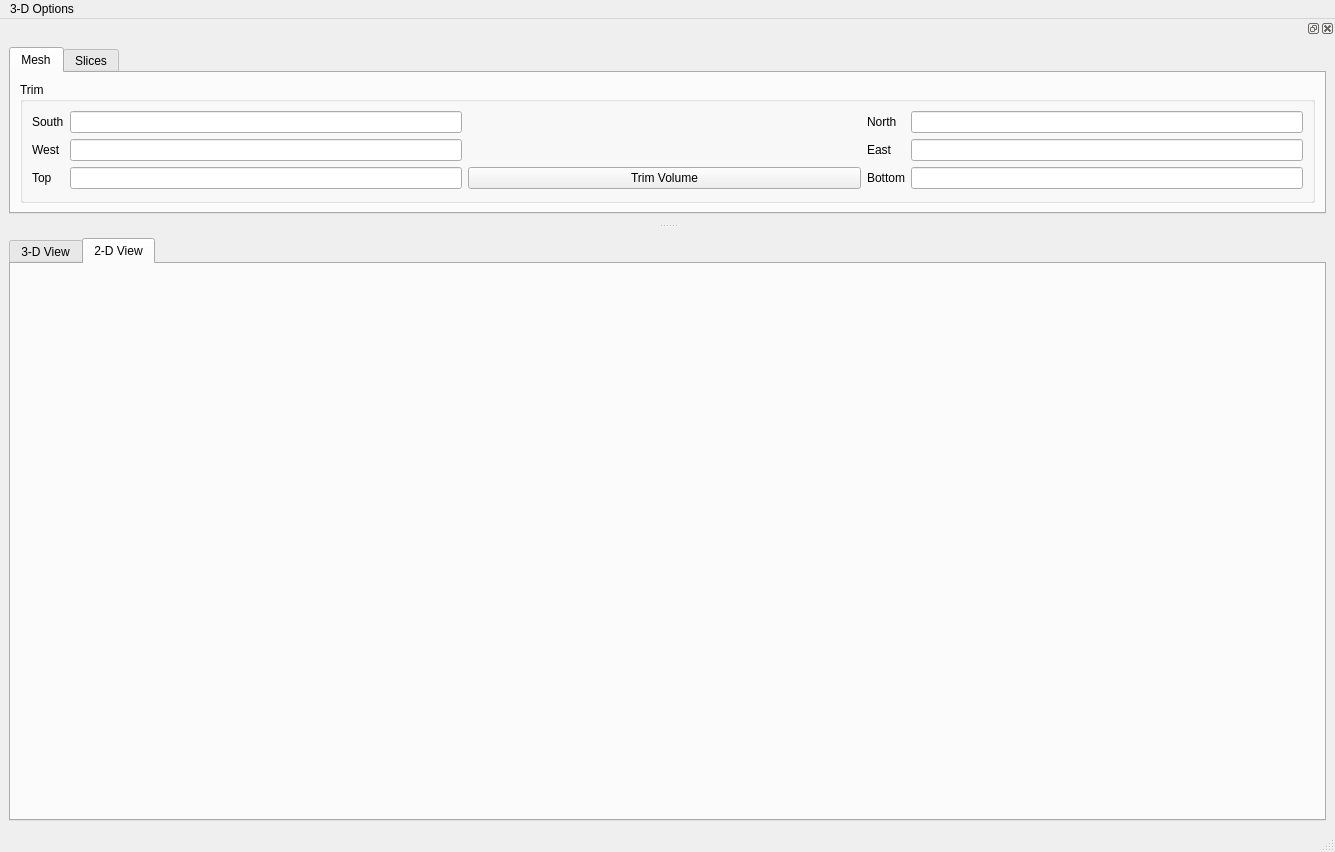
Above: pyMT/ModelGUI/model_viewer.ui from eroots/pyMT before the change. Below: the same form after it.
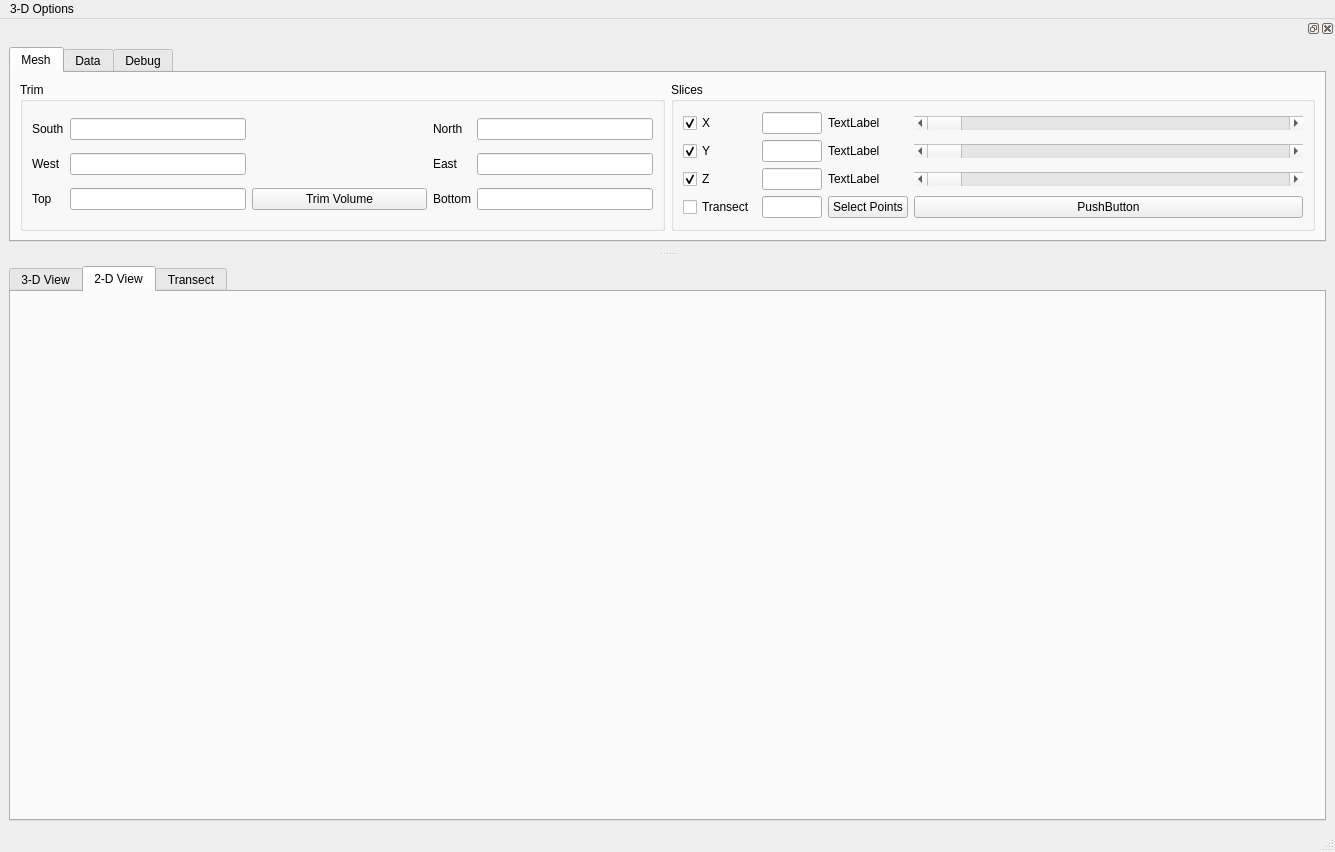
That is the form after the change. The open tabs and pages were chosen to show the change.

Commit message: Beta version of model_viewer done, added a few htings to data_plot

Patch:
```diff
--- a/pyMT/ModelGUI/model_viewer.ui
+++ b/pyMT/ModelGUI/model_viewer.ui
@@ -17,10 +17,22 @@
    <layout class="QGridLayout" name="gridLayout_3">
     <item row="0" column="0">
      <widget class="QTabWidget" name="tabWidget_2">
+      <property name="sizePolicy">
+       <sizepolicy hsizetype="Ignored" vsizetype="Ignored">
+        <horstretch>0</horstretch>
+        <verstretch>0</verstretch>
+       </sizepolicy>
+      </property>
       <property name="currentIndex">
-       <number>0</number>
+       <number>2</number>
       </property>
       <widget class="QWidget" name="tab">
+       <property name="sizePolicy">
+        <sizepolicy hsizetype="Expanding" vsizetype="Expanding">
+         <horstretch>0</horstretch>
+         <verstretch>0</verstretch>
+        </sizepolicy>
+       </property>
        <attribute name="title">
         <string>3-D View</string>
        </attribute>
@@ -38,40 +50,54 @@
        </layout>
       </widget>
       <widget class="QWidget" name="tab_3">
+       <property name="sizePolicy">
+        <sizepolicy hsizetype="Ignored" vsizetype="Ignored">
+         <horstretch>0</horstretch>
+         <verstretch>0</verstretch>
+        </sizepolicy>
+       </property>
        <attribute name="title">
         <string>2-D View</string>
        </attribute>
        <layout class="QGridLayout" name="gridLayout_5">
         <item row="0" column="0">
-         <layout class="QVBoxLayout" name="widget2D"/>
-        </item>
-       </layout>
-      </widget>
-     </widget>
+         <layout class="QGridLayout" name="widget2D">
+          <property name="sizeConstraint">
+           <enum>QLayout::SetNoConstraint</enum>
+          </property>
+          <property name="spacing">
+           <number>0</number>
+          </property>
+         </layout>
     </item>
    </layout>
   </widget>
-  <widget class="QMenuBar" name="menubar">
-   <property name="geometry">
-    <rect>
-     <x>0</x>
-     <y>0</y>
-     <width>1335</width>
-     <height>26</height>
-    </rect>
-   </property>
-   <widget class="QMenu" name="menuView">
-    <property name="title">
-     <string>3-D Options</string>
-    </property>
-    <addaction name="viewXY"/>
-    <addaction name="viewXZ"/>
-    <addaction name="viewYZ"/>
-   </widget>
-   <addaction name="menuView"/>
+      <widget class="QWidget" name="tab_5">
+       <attribute name="title">
+        <string>Transect</string>
+       </attribute>
+       <layout class="QGridLayout" name="gridLayout_13">
+        <item row="0" column="0">
+         <layout class="QGridLayout" name="widgetTransect">
+          <property name="sizeConstraint">
+           <enum>QLayout::SetNoConstraint</enum>
+          </property>
+          <property name="spacing">
+           <number>0</number>
+          </property>
+         </layout>
+        </item>
+       </layout>
+      </widget>
+     </widget>
+    </item>
+   </layout>
   </widget>
   <widget class="QStatusBar" name="statusbar"/>
   <widget class="QDockWidget" name="dockWidget_2">
+   <property name="layoutDirection">
+    <enum>Qt::LeftToRight</enum>
+   </property>
    <attribute name="dockWidgetArea">
     <number>4</number>
    </attribute>
@@ -80,57 +106,47 @@
      <item row="0" column="0">
       <widget class="QTabWidget" name="tabWidget">
        <property name="currentIndex">
-        <number>1</number>
+        <number>0</number>
        </property>
        <widget class="QWidget" name="Mesh">
         <attribute name="title">
          <string>Mesh</string>
         </attribute>
         <layout class="QGridLayout" name="gridLayout">
-         <item row="0" column="0">
+         <item row="1" column="0">
           <widget class="QGroupBox" name="groupBox">
            <property name="title">
             <string>Trim</string>
            </property>
            <layout class="QGridLayout" name="gridLayout_2">
-            <item row="2" column="3">
-             <widget class="QLabel" name="label_4">
-              <property name="text">
-               <string>East</string>
-              </property>
-             </widget>
+            <item row="0" column="1">
+             <widget class="QLineEdit" name="x0ClipEdit"/>
             </item>
-            <item row="1" column="0">
+            <item row="0" column="4">
+             <widget class="QLineEdit" name="x1ClipEdit"/>
+            </item>
+            <item row="0" column="0">
              <widget class="QLabel" name="label">
               <property name="text">
                <string>South</string>
               </property>
              </widget>
             </item>
-            <item row="1" column="3">
+            <item row="0" column="3">
              <widget class="QLabel" name="label_3">
               <property name="text">
                <string>North</string>
               </property>
              </widget>
             </item>
-            <item row="2" column="4">
-             <widget class="QLineEdit" name="y1ClipEdit"/>
-            </item>
-            <item row="2" column="0">
+            <item row="1" column="0">
              <widget class="QLabel" name="label_2">
               <property name="text">
                <string>West</string>
               </property>
              </widget>
             </item>
-            <item row="1" column="4">
-             <widget class="QLineEdit" name="x1ClipEdit"/>
-            </item>
-            <item row="2" column="1">
-             <widget class="QLineEdit" name="y0ClipEdit"/>
-            </item>
-            <item row="1" column="2">
+            <item row="0" column="2">
              <spacer name="horizontalSpacer">
               <property name="orientation">
                <enum>Qt::Horizontal</enum>
@@ -144,9 +160,16 @@
              </spacer>
             </item>
             <item row="1" column="1">
-             <widget class="QLineEdit" name="x0ClipEdit"/>
+             <widget class="QLineEdit" name="y0ClipEdit"/>
             </item>
-            <item row="2" column="2">
+            <item row="1" column="3">
+             <widget class="QLabel" name="label_4">
+              <property name="text">
+               <string>East</string>
+              </property>
+             </widget>
+            </item>
+            <item row="1" column="2">
              <spacer name="horizontalSpacer_2">
               <property name="orientation">
                <enum>Qt::Horizontal</enum>
@@ -159,79 +182,55 @@
               </property>
              </spacer>
             </item>
-            <item row="3" column="1">
+            <item row="2" column="1">
              <widget class="QLineEdit" name="z0ClipEdit"/>
             </item>
-            <item row="3" column="4">
-             <widget class="QLineEdit" name="z1ClipEdit"/>
-            </item>
-            <item row="3" column="2">
+            <item row="2" column="2">
              <widget class="QPushButton" name="clipVolume">
               <property name="text">
                <string>Trim Volume</string>
               </property>
              </widget>
             </item>
-            <item row="3" column="0">
-             <widget class="QLabel" name="label_5">
-              <property name="text">
-               <string>Top</string>
-              </property>
-             </widget>
-            </item>
-            <item row="3" column="3">
+            <item row="2" column="3">
              <widget class="QLabel" name="label_6">
               <property name="text">
                <string>Bottom</string>
               </property>
              </widget>
             </item>
-           </layout>
+            <item row="2" column="4">
+             <widget class="QLineEdit" name="z1ClipEdit"/>
+            </item>
+            <item row="1" column="4">
+             <widget class="QLineEdit" name="y1ClipEdit"/>
+            </item>
+            <item row="2" column="0">
+             <widget class="QLabel" name="label_5">
+              <property name="text">
+               <string>Top</string>
+              </property>
           </widget>
          </item>
         </layout>
        </widget>
-       <widget class="QWidget" name="tab_2">
-        <attribute name="title">
+         </item>
+         <item row="1" column="1">
+          <widget class="QGroupBox" name="groupBox_3">
+           <property name="title">
          <string>Slices</string>
-        </attribute>
-        <layout class="QGridLayout" name="gridLayout_7">
-         <item row="2" column="3">
-          <widget class="QLineEdit" name="zSliceEdit">
-           <property name="sizePolicy">
-            <sizepolicy hsizetype="Fixed" vsizetype="Fixed">
-             <horstretch>0</horstretch>
-             <verstretch>0</verstretch>
-            </sizepolicy>
            </property>
-           <property name="minimumSize">
-            <size>
-             <width>50</width>
-             <height>0</height>
-            </size>
-           </property>
-           <property name="maximumSize">
-            <size>
-             <width>60</width>
-             <height>16777215</height>
-            </size>
-           </property>
-          </widget>
-         </item>
-         <item row="1" column="3">
-          <widget class="QLineEdit" name="ySliceEdit">
+           <layout class="QGridLayout" name="gridLayout_10">
+            <item row="0" column="0">
+             <layout class="QGridLayout" name="gridLayout_8">
+              <item row="3" column="1">
+               <widget class="QLineEdit" name="nInterp">
            <property name="sizePolicy">
             <sizepolicy hsizetype="Fixed" vsizetype="Fixed">
              <horstretch>0</horstretch>
              <verstretch>0</verstretch>
             </sizepolicy>
            </property>
-           <property name="minimumSize">
-            <size>
-             <width>50</width>
-             <height>0</height>
-            </size>
-           </property>
            <property name="maximumSize">
             <size>
              <width>60</width>
@@ -240,68 +239,7 @@
            </property>
           </widget>
          </item>
-         <item row="2" column="5">
-          <widget class="QScrollBar" name="zSliceSlider">
-           <property name="sizePolicy">
-            <sizepolicy hsizetype="Preferred" vsizetype="Fixed">
-             <horstretch>0</horstretch>
-             <verstretch>0</verstretch>
-            </sizepolicy>
-           </property>
-           <property name="orientation">
-            <enum>Qt::Horizontal</enum>
-           </property>
-          </widget>
-         </item>
-         <item row="1" column="5">
-          <widget class="QScrollBar" name="ySliceSlider">
-           <property name="sizePolicy">
-            <sizepolicy hsizetype="Preferred" vsizetype="Fixed">
-             <horstretch>0</horstretch>
-             <verstretch>0</verstretch>
-            </sizepolicy>
-           </property>
-           <property name="orientation">
-            <enum>Qt::Horizontal</enum>
-           </property>
-          </widget>
-         </item>
-         <item row="0" column="3">
-          <widget class="QLineEdit" name="xSliceEdit">
-           <property name="sizePolicy">
-            <sizepolicy hsizetype="Minimum" vsizetype="Fixed">
-             <horstretch>0</horstretch>
-             <verstretch>0</verstretch>
-            </sizepolicy>
-           </property>
-           <property name="minimumSize">
-            <size>
-             <width>50</width>
-             <height>0</height>
-            </size>
-           </property>
-           <property name="maximumSize">
-            <size>
-             <width>60</width>
-             <height>16777215</height>
-            </size>
-           </property>
-          </widget>
-         </item>
-         <item row="0" column="5">
-          <widget class="QScrollBar" name="xSliceSlider">
-           <property name="sizePolicy">
-            <sizepolicy hsizetype="Preferred" vsizetype="Fixed">
-             <horstretch>0</horstretch>
-             <verstretch>0</verstretch>
-            </sizepolicy>
-           </property>
-           <property name="orientation">
-            <enum>Qt::Horizontal</enum>
-           </property>
-          </widget>
-         </item>
-         <item row="0" column="4">
+              <item row="0" column="2">
           <widget class="QLabel" name="xSliceLabel">
            <property name="sizePolicy">
             <sizepolicy hsizetype="Maximum" vsizetype="Preferred">
@@ -314,14 +252,7 @@
            </property>
           </widget>
          </item>
-         <item row="1" column="4">
-          <widget class="QLabel" name="ySliceLabel">
-           <property name="text">
-            <string>TextLabel</string>
-           </property>
-          </widget>
-         </item>
-         <item row="2" column="4">
+              <item row="2" column="2">
           <widget class="QLabel" name="zSliceLabel">
            <property name="text">
             <string>TextLabel</string>
@@ -329,7 +260,7 @@
           </widget>
          </item>
          <item row="3" column="0">
-          <widget class="QCheckBox" name="checkBox">
+               <widget class="QCheckBox" name="interpCheckbox">
            <property name="text">
             <string>Transect</string>
            </property>
@@ -338,7 +269,7 @@
          <item row="0" column="0">
           <widget class="QCheckBox" name="xSliceCheckbox">
            <property name="sizePolicy">
-            <sizepolicy hsizetype="Maximum" vsizetype="Fixed">
+                 <sizepolicy hsizetype="Fixed" vsizetype="Fixed">
              <horstretch>0</horstretch>
              <verstretch>0</verstretch>
             </sizepolicy>
@@ -351,18 +282,104 @@
            </property>
           </widget>
          </item>
-         <item row="1" column="0">
-          <widget class="QCheckBox" name="ySliceCheckbox">
+              <item row="2" column="4">
+               <widget class="QScrollBar" name="zSliceSlider">
+                <property name="sizePolicy">
+                 <sizepolicy hsizetype="Expanding" vsizetype="Fixed">
+                  <horstretch>0</horstretch>
+                  <verstretch>0</verstretch>
+                 </sizepolicy>
+                </property>
+                <property name="orientation">
+                 <enum>Qt::Horizontal</enum>
+                </property>
+               </widget>
+              </item>
+              <item row="1" column="1">
+               <widget class="QLineEdit" name="ySliceEdit">
+                <property name="sizePolicy">
+                 <sizepolicy hsizetype="Fixed" vsizetype="Fixed">
+                  <horstretch>0</horstretch>
+                  <verstretch>0</verstretch>
+                 </sizepolicy>
+                </property>
+                <property name="minimumSize">
+                 <size>
+                  <width>50</width>
+                  <height>0</height>
+                 </size>
+                </property>
+                <property name="maximumSize">
+                 <size>
+                  <width>60</width>
+                  <height>16777215</height>
+                 </size>
+                </property>
+               </widget>
+              </item>
+              <item row="1" column="2">
+               <widget class="QLabel" name="ySliceLabel">
            <property name="text">
-            <string>Y</string>
-           </property>
-           <property name="checked">
-            <bool>true</bool>
+                 <string>TextLabel</string>
+                </property>
+               </widget>
+              </item>
+              <item row="0" column="1">
+               <widget class="QLineEdit" name="xSliceEdit">
+                <property name="sizePolicy">
+                 <sizepolicy hsizetype="Minimum" vsizetype="Fixed">
+                  <horstretch>0</horstretch>
+                  <verstretch>0</verstretch>
+                 </sizepolicy>
+                </property>
+                <property name="minimumSize">
+                 <size>
+                  <width>50</width>
+                  <height>0</height>
+                 </size>
+                </property>
+                <property name="maximumSize">
+                 <size>
+                  <width>60</width>
+                  <height>16777215</height>
+                 </size>
+                </property>
+               </widget>
+              </item>
+              <item row="0" column="4">
+               <widget class="QScrollBar" name="xSliceSlider">
+                <property name="sizePolicy">
+                 <sizepolicy hsizetype="Expanding" vsizetype="Fixed">
+                  <horstretch>0</horstretch>
+                  <verstretch>0</verstretch>
+                 </sizepolicy>
+                </property>
+                <property name="orientation">
+                 <enum>Qt::Horizontal</enum>
+                </property>
+               </widget>
+              </item>
+              <item row="1" column="4">
+               <widget class="QScrollBar" name="ySliceSlider">
+                <property name="sizePolicy">
+                 <sizepolicy hsizetype="Expanding" vsizetype="Fixed">
+                  <horstretch>0</horstretch>
+                  <verstretch>0</verstretch>
+                 </sizepolicy>
+                </property>
+                <property name="orientation">
+                 <enum>Qt::Horizontal</enum>
            </property>
           </widget>
          </item>
          <item row="2" column="0">
           <widget class="QCheckBox" name="zSliceCheckbox">
+                <property name="sizePolicy">
+                 <sizepolicy hsizetype="Fixed" vsizetype="Fixed">
+                  <horstretch>0</horstretch>
+                  <verstretch>0</verstretch>
+                 </sizepolicy>
+                </property>
            <property name="text">
             <string>Z</string>
            </property>
@@ -371,13 +388,35 @@
            </property>
           </widget>
          </item>
-         <item row="3" column="3">
-          <widget class="QLineEdit" name="lineEdit">
+              <item row="1" column="0">
+               <widget class="QCheckBox" name="ySliceCheckbox">
            <property name="sizePolicy">
             <sizepolicy hsizetype="Fixed" vsizetype="Fixed">
              <horstretch>0</horstretch>
              <verstretch>0</verstretch>
             </sizepolicy>
+                </property>
+                <property name="text">
+                 <string>Y</string>
+                </property>
+                <property name="checked">
+                 <bool>true</bool>
+                </property>
+               </widget>
+              </item>
+              <item row="2" column="1">
+               <widget class="QLineEdit" name="zSliceEdit">
+                <property name="sizePolicy">
+                 <sizepolicy hsizetype="Fixed" vsizetype="Fixed">
+                  <horstretch>0</horstretch>
+                  <verstretch>0</verstretch>
+                 </sizepolicy>
+                </property>
+                <property name="minimumSize">
+                 <size>
+                  <width>50</width>
+                  <height>0</height>
+                 </size>
            </property>
            <property name="maximumSize">
             <size>
@@ -387,19 +426,79 @@
            </property>
           </widget>
          </item>
-         <item row="3" column="4">
-          <widget class="QPushButton" name="interpButton">
+              <item row="3" column="2">
+               <widget class="QPushButton" name="selectPoints">
            <property name="text">
             <string>Select Points</string>
            </property>
           </widget>
          </item>
-        </layout>
-       </widget>
-      </widget>
+              <item row="3" column="4">
+               <widget class="QPushButton" name="clearTransect">
+                <property name="text">
+                 <string>PushButton</string>
+                </property>
+               </widget>
+              </item>
+             </layout>
+            </item>
+           </layout>
+          </widget>
+         </item>
+        </layout>
+       </widget>
+       <widget class="QWidget" name="tab_2">
+        <attribute name="title">
+         <string>Data</string>
+        </attribute>
+        <layout class="QGridLayout" name="gridLayout_7">
+         <item row="0" column="0">
+          <widget class="QGroupBox" name="groupBox_2">
+           <property name="title">
+            <string>GroupBox</string>
+           </property>
+           <layout class="QGridLayout" name="gridLayout_9"/>
+          </widget>
      </item>
     </layout>
    </widget>
+       <widget class="QWidget" name="tab_4">
+        <attribute name="title">
+         <string>Debug</string>
+        </attribute>
+        <layout class="QGridLayout" name="gridLayout_11">
+         <item row="0" column="0">
+          <widget class="QLabel" name="debugLabel">
+           <property name="text">
+            <string>TextLabel</string>
+           </property>
+          </widget>
+         </item>
+        </layout>
+       </widget>
+      </widget>
+     </item>
+    </layout>
+   </widget>
+  </widget>
+  <widget class="QMenuBar" name="menubar">
+   <property name="geometry">
+    <rect>
+     <x>0</x>
+     <y>0</y>
+     <width>1335</width>
+     <height>26</height>
+    </rect>
+   </property>
+   <widget class="QMenu" name="menuView">
+    <property name="title">
+     <string>3-D Options</string>
+    </property>
+    <addaction name="viewXY"/>
+    <addaction name="viewXZ"/>
+    <addaction name="viewYZ"/>
+   </widget>
+   <addaction name="menuView"/>
   </widget>
   <action name="viewXY">
    <property name="text">
@@ -416,6 +515,11 @@
     <string>Zoom toYZ</string>
    </property>
   </action>
+  <action name="action1">
+   <property name="text">
+    <string>1</string>
+   </property>
+  </action>
  </widget>
  <resources/>
  <connections/>
```
Lines whose indentation alone changed are shown as unchanged. The commit also changes 13 other files.
